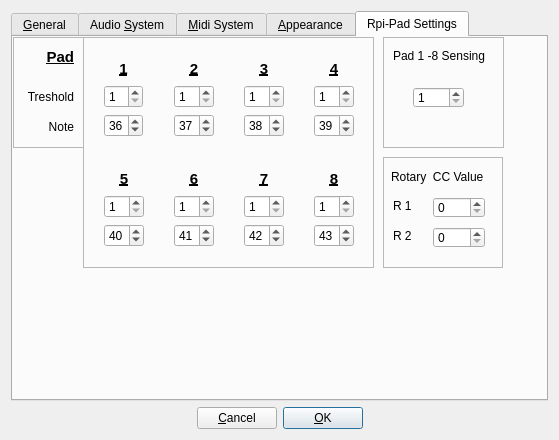
Old version of the form src/gui/src/UI/PreferencesDialog_UI.ui in the repository wolkstein/hydrogen.
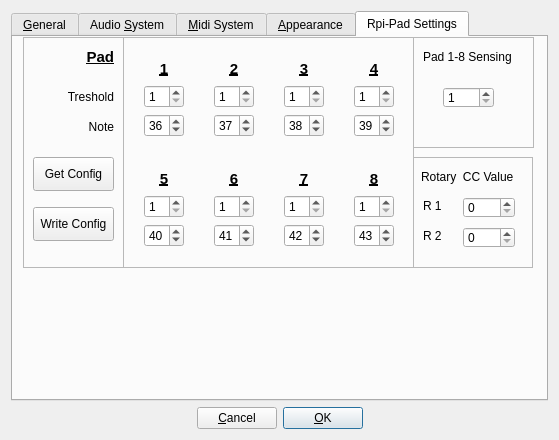
New version of the form. The open tabs and pages were chosen to show the change. Custom widgets are drawn as their Qt base class.

What changed in the file:
```diff
--- a/src/gui/src/UI/PreferencesDialog_UI.ui
+++ b/src/gui/src/UI/PreferencesDialog_UI.ui
@@ -896,7 +896,7 @@
       <widget class="QFrame" name="frame">
        <property name="geometry">
         <rect>
-         <x>370</x>
+         <x>400</x>
          <y>0</y>
          <width>121</width>
          <height>111</height>
@@ -914,11 +914,11 @@
           <x>10</x>
           <y>10</y>
           <width>111</width>
-          <height>18</height>
+          <height>20</height>
          </rect>
         </property>
         <property name="text">
-         <string>Pad 1 -8 Sensing</string>
+         <string>Pad 1-8 Sensing</string>
         </property>
        </widget>
        <widget class="QSpinBox" name="PadSensingSpinBox">
@@ -941,7 +941,7 @@
       <widget class="QFrame" name="frame_2">
        <property name="geometry">
         <rect>
-         <x>70</x>
+         <x>110</x>
          <y>0</y>
          <width>291</width>
          <height>231</height>
@@ -1011,7 +1011,7 @@
          <rect>
           <x>10</x>
           <y>10</y>
-          <width>61</width>
+          <width>62</width>
           <height>101</height>
          </rect>
         </property>
@@ -1393,10 +1393,10 @@
       <widget class="QFrame" name="frame_3">
        <property name="geometry">
         <rect>
-         <x>0</x>
+         <x>10</x>
          <y>0</y>
-         <width>71</width>
-         <height>111</height>
+         <width>101</width>
+         <height>231</height>
         </rect>
        </property>
        <property name="frameShape">
@@ -1408,7 +1408,7 @@
        <widget class="QLabel" name="label_86">
         <property name="geometry">
          <rect>
-          <x>0</x>
+          <x>30</x>
           <y>50</y>
           <width>61</width>
           <height>20</height>
@@ -1424,7 +1424,7 @@
        <widget class="QLabel" name="label_65">
         <property name="geometry">
          <rect>
-          <x>20</x>
+          <x>50</x>
           <y>80</y>
           <width>41</width>
           <height>20</height>
@@ -1440,7 +1440,7 @@
        <widget class="QLabel" name="label_85">
         <property name="geometry">
          <rect>
-          <x>20</x>
+          <x>50</x>
           <y>10</y>
           <width>41</width>
           <height>20</height>
@@ -1461,11 +1461,37 @@
          <set>Qt::AlignRight|Qt::AlignTrailing|Qt::AlignVCenter</set>
         </property>
        </widget>
+       <widget class="QPushButton" name="getConfigPushButton">
+        <property name="geometry">
+         <rect>
+          <x>10</x>
+          <y>120</y>
+          <width>81</width>
+          <height>34</height>
+         </rect>
+        </property>
+        <property name="text">
+         <string>Get Config</string>
+        </property>
+       </widget>
+       <widget class="QPushButton" name="writeConfigPushButton">
+        <property name="geometry">
+         <rect>
+          <x>10</x>
+          <y>170</y>
+          <width>81</width>
+          <height>34</height>
+         </rect>
+        </property>
+        <property name="text">
+         <string>Write Config</string>
+        </property>
+       </widget>
       </widget>
       <widget class="QFrame" name="frame_4">
        <property name="geometry">
         <rect>
-         <x>370</x>
+         <x>400</x>
          <y>120</y>
          <width>120</width>
          <height>111</height>
```
